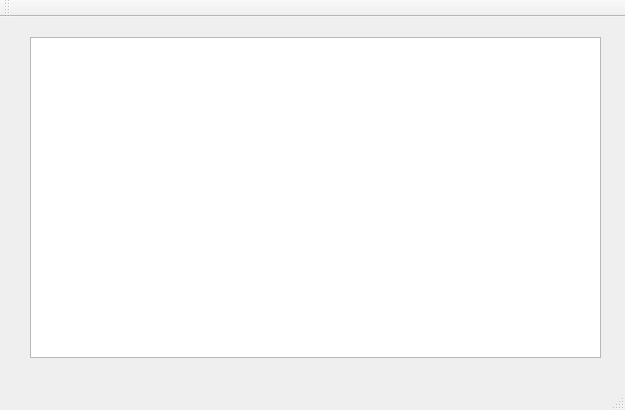
Above: client/mainwindow.ui from eaglx/Editor-for-collaboration before the change. Below: the same form after it.
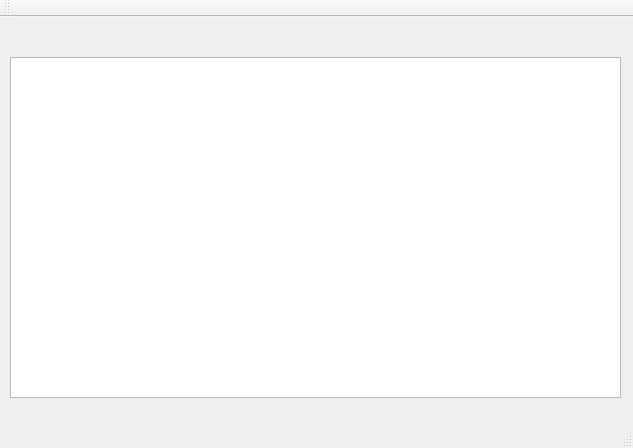
That is the form after the change.

Patch:
```diff
--- a/client/mainwindow.ui
+++ b/client/mainwindow.ui
@@ -6,8 +6,8 @@
    <rect>
     <x>0</x>
     <y>0</y>
-    <width>625</width>
-    <height>410</height>
+    <width>633</width>
+    <height>448</height>
    </rect>
   </property>
   <property name="windowTitle">
@@ -17,12 +17,21 @@
    <widget class="QTextEdit" name="textEdit">
     <property name="geometry">
      <rect>
-      <x>30</x>
-      <y>20</y>
-      <width>571</width>
-      <height>321</height>
+      <x>10</x>
+      <y>40</y>
+      <width>611</width>
+      <height>341</height>
      </rect>
     </property>
+    <property name="sizePolicy">
+     <sizepolicy hsizetype="Expanding" vsizetype="Expanding">
+      <horstretch>0</horstretch>
+      <verstretch>0</verstretch>
+     </sizepolicy>
+    </property>
+    <property name="sizeAdjustPolicy">
+     <enum>QAbstractScrollArea::AdjustIgnored</enum>
+    </property>
    </widget>
   </widget>
   <widget class="QMenuBar" name="menuBar">
```
Left out of the diff: 2 changed lines with no effect on the pictures.
